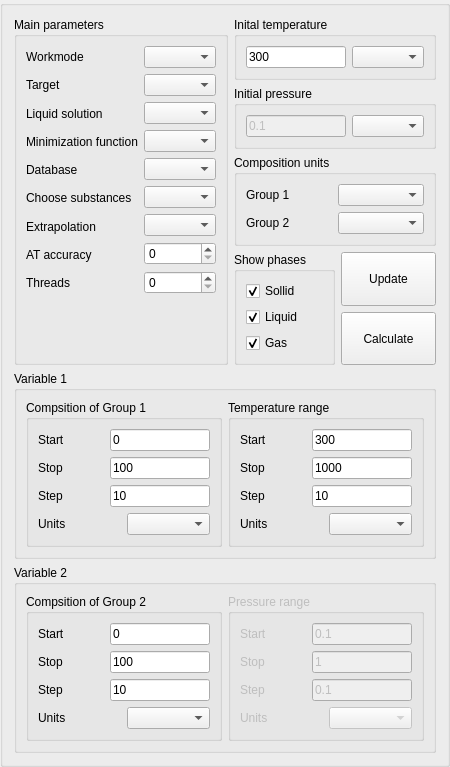
alexonemore/atc, file src/calculationparameters.ui: the form before one commit.
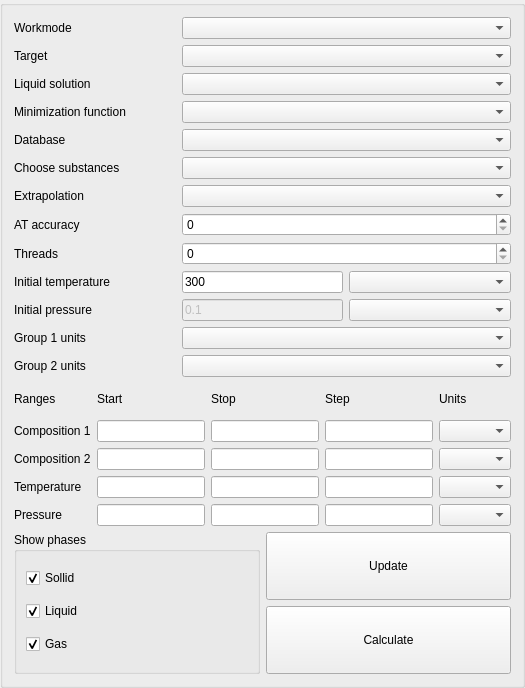
The form after the commit.

```diff
--- a/src/calculationparameters.ui
+++ b/src/calculationparameters.ui
@@ -6,843 +6,461 @@
    <rect>
     <x>0</x>
     <y>0</y>
-    <width>425</width>
-    <height>681</height>
+    <width>524</width>
+    <height>688</height>
    </rect>
   </property>
   <property name="windowTitle">
    <string>GroupBox</string>
   </property>
-  <layout class="QVBoxLayout" name="verticalLayout_10">
+  <layout class="QVBoxLayout" name="verticalLayout_2">
    <item>
-    <layout class="QHBoxLayout" name="horizontalLayout_9">
+    <layout class="QGridLayout" name="gridLayout">
+     <item row="9" column="1">
+      <widget class="QLineEdit" name="temperature_initial">
+       <property name="sizePolicy">
+        <sizepolicy hsizetype="Minimum" vsizetype="Fixed">
+         <horstretch>0</horstretch>
+         <verstretch>0</verstretch>
+        </sizepolicy>
+       </property>
+       <property name="text">
+        <string>300</string>
+       </property>
+      </widget>
+     </item>
+     <item row="3" column="0">
+      <widget class="QLabel" name="label_23">
+       <property name="text">
+        <string>Minimization function</string>
+       </property>
+      </widget>
+     </item>
+     <item row="12" column="0">
+      <widget class="QLabel" name="label_8">
+       <property name="text">
+        <string>Group 2 units</string>
+       </property>
+      </widget>
+     </item>
+     <item row="10" column="0">
+      <widget class="QLabel" name="label_6">
+       <property name="text">
+        <string>Initial pressure</string>
+       </property>
+      </widget>
+     </item>
+     <item row="6" column="0">
+      <widget class="QLabel" name="label_25">
+       <property name="text">
+        <string>Extrapolation</string>
+       </property>
+      </widget>
+     </item>
+     <item row="9" column="0">
+      <widget class="QLabel" name="label_2">
+       <property name="text">
+        <string>Initial temperature</string>
+       </property>
+      </widget>
+     </item>
+     <item row="1" column="0">
+      <widget class="QLabel" name="label_19">
+       <property name="text">
+        <string>Target</string>
+       </property>
+      </widget>
+     </item>
+     <item row="2" column="0">
+      <widget class="QLabel" name="label_22">
+       <property name="text">
+        <string>Liquid solution</string>
+       </property>
+      </widget>
+     </item>
+     <item row="7" column="0">
+      <widget class="QLabel" name="label_26">
+       <property name="text">
+        <string>AT accuracy</string>
+       </property>
+      </widget>
+     </item>
+     <item row="5" column="0">
+      <widget class="QLabel" name="label_28">
+       <property name="text">
+        <string>Choose substances</string>
+       </property>
+      </widget>
+     </item>
+     <item row="8" column="0">
+      <widget class="QLabel" name="label_27">
+       <property name="text">
+        <string>Threads</string>
+       </property>
+      </widget>
+     </item>
+     <item row="4" column="0">
+      <widget class="QLabel" name="label_24">
+       <property name="text">
+        <string>Database</string>
+       </property>
+      </widget>
+     </item>
+     <item row="10" column="1">
+      <widget class="QLineEdit" name="pressure_initial">
+       <property name="enabled">
+        <bool>false</bool>
+       </property>
+       <property name="sizePolicy">
+        <sizepolicy hsizetype="Minimum" vsizetype="Fixed">
+         <horstretch>0</horstretch>
+         <verstretch>0</verstretch>
+        </sizepolicy>
+       </property>
+       <property name="text">
+        <string>0.1</string>
+       </property>
+      </widget>
+     </item>
+     <item row="10" column="2">
+      <widget class="QComboBox" name="pressure_initial_units"/>
+     </item>
+     <item row="11" column="0">
+      <widget class="QLabel" name="label_7">
+       <property name="text">
+        <string>Group 1 units</string>
+       </property>
+      </widget>
+     </item>
+     <item row="9" column="2">
+      <widget class="QComboBox" name="temperature_initial_units"/>
+     </item>
+     <item row="1" column="1" colspan="2">
+      <widget class="QComboBox" name="target"/>
+     </item>
+     <item row="2" column="1" colspan="2">
+      <widget class="QComboBox" name="liquid_solution"/>
+     </item>
+     <item row="3" column="1" colspan="2">
+      <widget class="QComboBox" name="minimization_function"/>
+     </item>
+     <item row="4" column="1" colspan="2">
+      <widget class="QComboBox" name="database"/>
+     </item>
+     <item row="5" column="1" colspan="2">
+      <widget class="QComboBox" name="choose_substances"/>
+     </item>
+     <item row="6" column="1" colspan="2">
+      <widget class="QComboBox" name="extrapolation"/>
+     </item>
+     <item row="7" column="1" colspan="2">
+      <widget class="QSpinBox" name="at_accuracy"/>
+     </item>
+     <item row="8" column="1" colspan="2">
+      <widget class="QSpinBox" name="threads"/>
+     </item>
+     <item row="11" column="1" colspan="2">
+      <widget class="QComboBox" name="group1_units"/>
+     </item>
+     <item row="12" column="1" colspan="2">
+      <widget class="QComboBox" name="group2_units"/>
+     </item>
+     <item row="0" column="1" colspan="2">
+      <widget class="QComboBox" name="workmode"/>
+     </item>
+     <item row="0" column="0">
+      <widget class="QLabel" name="label_29">
+       <property name="text">
+        <string>Workmode</string>
+       </property>
+      </widget>
+     </item>
+    </layout>
+   </item>
+   <item>
+    <layout class="QGridLayout" name="gridLayout_2">
+     <item row="0" column="4">
+      <widget class="QLabel" name="label_42">
+       <property name="text">
+        <string>Units</string>
+       </property>
+      </widget>
+     </item>
+     <item row="0" column="2">
+      <widget class="QLabel" name="label_40">
+       <property name="text">
+        <string>Stop</string>
+       </property>
+      </widget>
+     </item>
+     <item row="0" column="1">
+      <widget class="QLabel" name="label_39">
+       <property name="text">
+        <string>Start</string>
+       </property>
+      </widget>
+     </item>
+     <item row="3" column="0">
+      <widget class="QLabel" name="label_13">
+       <property name="text">
+        <string>Temperature</string>
+       </property>
+      </widget>
+     </item>
+     <item row="1" column="0">
+      <widget class="QLabel" name="label_38">
+       <property name="text">
+        <string>Composition 1</string>
+       </property>
+      </widget>
+     </item>
+     <item row="0" column="3">
+      <widget class="QLabel" name="label_41">
+       <property name="text">
+        <string>Step</string>
+       </property>
+      </widget>
+     </item>
+     <item row="2" column="0">
+      <widget class="QLabel" name="label_37">
+       <property name="text">
+        <string>Composition 2</string>
+       </property>
+      </widget>
+     </item>
+     <item row="4" column="0">
+      <widget class="QLabel" name="label_43">
+       <property name="text">
+        <string>Pressure</string>
+       </property>
+      </widget>
+     </item>
+     <item row="1" column="1">
+      <widget class="QLineEdit" name="lineEdit">
+       <property name="sizePolicy">
+        <sizepolicy hsizetype="MinimumExpanding" vsizetype="Fixed">
+         <horstretch>0</horstretch>
+         <verstretch>0</verstretch>
+        </sizepolicy>
+       </property>
+       <property name="frame">
+        <bool>true</bool>
+       </property>
+       <property name="clearButtonEnabled">
+        <bool>true</bool>
+       </property>
+      </widget>
+     </item>
+     <item row="1" column="2">
+      <widget class="QLineEdit" name="lineEdit_2">
+       <property name="sizePolicy">
+        <sizepolicy hsizetype="MinimumExpanding" vsizetype="Fixed">
+         <horstretch>0</horstretch>
+         <verstretch>0</verstretch>
+        </sizepolicy>
+       </property>
+      </widget>
+     </item>
+     <item row="1" column="3">
+      <widget class="QLineEdit" name="lineEdit_3">
+       <property name="sizePolicy">
+        <sizepolicy hsizetype="MinimumExpanding" vsizetype="Fixed">
+         <horstretch>0</horstretch>
+         <verstretch>0</verstretch>
+        </sizepolicy>
+       </property>
+      </widget>
+     </item>
+     <item row="2" column="1">
+      <widget class="QLineEdit" name="lineEdit_4">
+       <property name="sizePolicy">
+        <sizepolicy hsizetype="MinimumExpanding" vsizetype="Fixed">
+         <horstretch>0</horstretch>
+         <verstretch>0</verstretch>
+        </sizepolicy>
+       </property>
+      </widget>
+     </item>
+     <item row="2" column="2">
+      <widget class="QLineEdit" name="lineEdit_5">
+       <property name="sizePolicy">
+        <sizepolicy hsizetype="MinimumExpanding" vsizetype="Fixed">
+         <horstretch>0</horstretch>
+         <verstretch>0</verstretch>
+        </sizepolicy>
+       </property>
+      </widget>
+     </item>
+     <item row="2" column="3">
+      <widget class="QLineEdit" name="lineEdit_6">
+       <property name="sizePolicy">
+        <sizepolicy hsizetype="MinimumExpanding" vsizetype="Fixed">
+         <horstretch>0</horstretch>
+         <verstretch>0</verstretch>
+        </sizepolicy>
+       </property>
+      </widget>
+     </item>
+     <item row="3" column="1">
+      <widget class="QLineEdit" name="lineEdit_7">
+       <property name="sizePolicy">
+        <sizepolicy hsizetype="MinimumExpanding" vsizetype="Fixed">
+         <horstretch>0</horstretch>
+         <verstretch>0</verstretch>
+        </sizepolicy>
+       </property>
+      </widget>
+     </item>
+     <item row="4" column="1">
+      <widget class="QLineEdit" name="lineEdit_8">
+       <property name="sizePolicy">
+        <sizepolicy hsizetype="MinimumExpanding" vsizetype="Fixed">
+         <horstretch>0</horstretch>
+         <verstretch>0</verstretch>
+        </sizepolicy>
+       </property>
+      </widget>
+     </item>
+     <item row="3" column="2">
+      <widget class="QLineEdit" name="lineEdit_9">
+       <property name="sizePolicy">
+        <sizepolicy hsizetype="MinimumExpanding" vsizetype="Fixed">
+         <horstretch>0</horstretch>
+         <verstretch>0</verstretch>
+        </sizepolicy>
+       </property>
+      </widget>
+     </item>
+     <item row="3" column="3">
+      <widget class="QLineEdit" name="lineEdit_10">
+       <property name="sizePolicy">
+        <sizepolicy hsizetype="MinimumExpanding" vsizetype="Fixed">
+         <horstretch>0</horstretch>
+         <verstretch>0</verstretch>
+        </sizepolicy>
+       </property>
+      </widget>
+     </item>
+     <item row="4" column="2">
+      <widget class="QLineEdit" name="lineEdit_11">
+       <property name="sizePolicy">
+        <sizepolicy hsizetype="MinimumExpanding" vsizetype="Fixed">
+         <horstretch>0</horstretch>
+         <verstretch>0</verstretch>
+        </sizepolicy>
+       </property>
+      </widget>
+     </item>
+     <item row="4" column="3">
+      <widget class="QLineEdit" name="lineEdit_12">
+       <property name="sizePolicy">
+        <sizepolicy hsizetype="MinimumExpanding" vsizetype="Fixed">
+         <horstretch>0</horstretch>
+         <verstretch>0</verstretch>
+        </sizepolicy>
+       </property>
+      </widget>
+     </item>
+     <item row="1" column="4">
+      <widget class="QComboBox" name="comboBox"/>
+     </item>
+     <item row="2" column="4">
+      <widget class="QComboBox" name="comboBox_2"/>
+     </item>
+     <item row="3" column="4">
+      <widget class="QComboBox" name="comboBox_3"/>
+     </item>
+     <item row="4" column="4">
+      <widget class="QComboBox" name="comboBox_4"/>
+     </item>
+     <item row="0" column="0">
+      <widget class="QLabel" name="label_44">
+       <property name="text">
+        <string>Ranges</string>
+       </property>
+      </widget>
+     </item>
+    </layout>
+   </item>
+   <item>
+    <layout class="QHBoxLayout" name="horizontalLayout_2">
      <item>
-      <widget class="QGroupBox" name="groupBox_8">
+      <widget class="QGroupBox" name="groupBox_10">
+       <property name="sizePolicy">
+        <sizepolicy hsizetype="Minimum" vsizetype="Preferred">
+         <horstretch>0</horstretch>
+         <verstretch>0</verstretch>
+        </sizepolicy>
+       </property>
        <property name="title">
-        <string>Main parameters</string>
+        <string>Show phases</string>
        </property>
-       <layout class="QVBoxLayout" name="verticalLayout_24">
+       <layout class="QVBoxLayout" name="verticalLayout_26">
         <item>
-         <layout class="QHBoxLayout" name="horizontalLayout_4">
-          <item>
-           <layout class="QVBoxLayout" name="verticalLayout_22">
-            <item>
-             <widget class="QLabel" name="label_29">
-              <property name="text">
-               <string>Workmode</string>
-              </property>
-             </widget>
-            </item>
-            <item>
-             <widget class="QLabel" name="label_19">
-              <property name="text">
-               <string>Target</string>
-              </property>
-             </widget>
-            </item>
-            <item>
-             <widget class="QLabel" name="label_22">
-              <property name="text">
-               <string>Liquid solution</string>
-              </property>
-             </widget>
-            </item>
-            <item>
-             <widget class="QLabel" name="label_23">
-              <property name="text">
-               <string>Minimization function</string>
-              </property>
-             </widget>
-            </item>
-            <item>
-             <widget class="QLabel" name="label_24">
-              <property name="text">
-               <string>Database</string>
-              </property>
-             </widget>
-            </item>
-            <item>
-             <widget class="QLabel" name="label_28">
-              <property name="text">
-               <string>Choose substances</string>
-              </property>
-             </widget>
-            </item>
-            <item>
-             <widget class="QLabel" name="label_25">
-              <property name="text">
-               <string>Extrapolation</string>
-              </property>
-             </widget>
-            </item>
-            <item>
-             <widget class="QLabel" name="label_26">
-              <property name="text">
-               <string>AT accuracy</string>
-              </property>
-             </widget>
-            </item>
-            <item>
-             <widget class="QLabel" name="label_27">
-              <property name="text">
-               <string>Threads</string>
-              </property>
-             </widget>
-            </item>
-           </layout>
-          </item>
-          <item>
-           <layout class="QVBoxLayout" name="verticalLayout_23">
-            <item>
-             <widget class="QComboBox" name="workmode"/>
-            </item>
-            <item>
-             <widget class="QComboBox" name="target"/>
-            </item>
-            <item>
-             <widget class="QComboBox" name="liquid_solution"/>
-            </item>
-            <item>
-             <widget class="QComboBox" name="minimization_function"/>
-            </item>
-            <item>
-             <widget class="QComboBox" name="database"/>
-            </item>
-            <item>
-             <widget class="QComboBox" name="choose_substances"/>
-            </item>
-            <item>
-             <widget class="QComboBox" name="extrapolation"/>
-            </item>
-            <item>
-             <widget class="QSpinBox" name="at_accuracy"/>
-            </item>
-            <item>
-             <widget class="QSpinBox" name="threads"/>
-            </item>
-           </layout>
-          </item>
-         </layout>
+         <widget class="QCheckBox" name="show_solid">
+          <property name="text">
+           <string>Sollid</string>
+          </property>
+          <property name="checked">
+           <bool>true</bool>
+          </property>
+         </widget>
         </item>
         <item>
-         <spacer name="verticalSpacer">
-          <property name="orientation">
-           <enum>Qt::Vertical</enum>
+         <widget class="QCheckBox" name="show_liquid">
+          <property name="text">
+           <string>Liquid</string>
           </property>
-          <property name="sizeHint" stdset="0">
-           <size>
-            <width>0</width>
-            <height>0</height>
-           </size>
+          <property name="checked">
+           <bool>true</bool>
           </property>
-         </spacer>
+         </widget>
+        </item>
+        <item>
+         <widget class="QCheckBox" name="show_gas">
+          <property name="text">
+           <string>Gas</string>
+          </property>
+          <property name="checked">
+           <bool>true</bool>
+          </property>
+         </widget>
         </item>
        </layout>
       </widget>
      </item>
      <item>
-      <layout class="QVBoxLayout" name="verticalLayout_27">
+      <layout class="QVBoxLayout" name="verticalLayout">
        <item>
-        <widget class="QGroupBox" name="groupBox_11">
-         <property name="title">
-          <string>Inital temperature</string>
+        <widget class="QPushButton" name="update">
+         <property name="sizePolicy">
+          <sizepolicy hsizetype="Preferred" vsizetype="Preferred">
+           <horstretch>0</horstretch>
+           <verstretch>0</verstretch>
+          </sizepolicy>
          </property>
-         <layout class="QHBoxLayout" name="horizontalLayout_10">
-          <item>
-           <widget class="QLineEdit" name="temperature_initial">
-            <property name="sizePolicy">
-             <sizepolicy hsizetype="Minimum" vsizetype="Fixed">
-              <horstretch>0</horstretch>
-              <verstretch>0</verstretch>
-             </sizepolicy>
-            </property>
-            <property name="maximumSize">
-             <size>
-              <width>100</width>
-              <height>16777215</height>
-             </size>
-            </property>
-            <property name="text">
-             <string>300</string>
-            </property>
-           </widget>
-          </item>
-          <item>
-           <widget class="QComboBox" name="temperature_initial_units"/>
-          </item>
-         </layout>
-        </widget>
-       </item>
-       <item>
-        <widget class="QGroupBox" name="groupBox_12">
-         <property name="title">
-          <string>Initial pressure</string>
+         <property name="text">
+          <string>Update</string>
          </property>
-         <layout class="QHBoxLayout" name="horizontalLayout_16">
-          <item>
-           <widget class="QLineEdit" name="pressure_initial">
-            <property name="enabled">
-             <bool>false</bool>
-            </property>
-            <property name="sizePolicy">
-             <sizepolicy hsizetype="Minimum" vsizetype="Fixed">
-              <horstretch>0</horstretch>
-              <verstretch>0</verstretch>
-             </sizepolicy>
-            </property>
-            <property name="maximumSize">
-             <size>
-              <width>100</width>
-              <height>16777215</height>
-             </size>
-            </property>
-            <property name="text">
-             <string>0.1</string>
-            </property>
-           </widget>
-          </item>
-          <item>
-           <widget class="QComboBox" name="pressure_initial_units"/>
-          </item>
-         </layout>
         </widget>
        </item>
        <item>
-        <widget class="QGroupBox" name="groupBox_7">
-         <property name="title">
-          <string>Composition units</string>
+        <widget class="QPushButton" name="calculate">
+         <property name="sizePolicy">
+          <sizepolicy hsizetype="Preferred" vsizetype="Preferred">
+           <horstretch>0</horstretch>
+           <verstretch>0</verstretch>
+          </sizepolicy>
          </property>
-         <layout class="QVBoxLayout" name="verticalLayout_17">
-          <item>
-           <layout class="QHBoxLayout" name="horizontalLayout_2">
-            <item>
-             <layout class="QVBoxLayout" name="verticalLayout_20">
-              <item>
-               <widget class="QLabel" name="label_18">
-                <property name="text">
-                 <string>Group 1</string>
-                </property>
-               </widget>
-              </item>
-              <item>
-               <widget class="QLabel" name="label_17">
-                <property name="text">
-                 <string>Group 2</string>
-                </property>
-               </widget>
-              </item>
-             </layout>
-            </item>
-            <item>
-             <layout class="QVBoxLayout" name="verticalLayout_21">
-              <item>
-               <widget class="QComboBox" name="group1_units"/>
-              </item>
-              <item>
-               <widget class="QComboBox" name="group2_units"/>
-              </item>
-             </layout>
-            </item>
-           </layout>
-          </item>
-         </layout>
+         <property name="text">
+          <string>Calculate</string>
+         </property>
         </widget>
        </item>
-       <item>
-        <layout class="QHBoxLayout" name="horizontalLayout_8">
-         <item>
-          <widget class="QGroupBox" name="groupBox_10">
-           <property name="sizePolicy">
-            <sizepolicy hsizetype="Minimum" vsizetype="Preferred">
-             <horstretch>0</horstretch>
-             <verstretch>0</verstretch>
-            </sizepolicy>
-           </property>
-           <property name="title">
-            <string>Show phases</string>
-           </property>
-           <layout class="QVBoxLayout" name="verticalLayout_26">
-            <item>
-             <widget class="QCheckBox" name="show_solid">
-              <property name="text">
-               <string>Sollid</string>
-              </property>
-              <property name="checked">
-               <bool>true</bool>
-              </property>
-             </widget>
-            </item>
-            <item>
-             <widget class="QCheckBox" name="show_liquid">
-              <property name="text">
-               <string>Liquid</string>
-              </property>
-              <property name="checked">
-               <bool>true</bool>
-              </property>
-             </widget>
-            </item>
-            <item>
-             <widget class="QCheckBox" name="show_gas">
-              <property name="text">
-               <string>Gas</string>
-              </property>
-              <property name="checked">
-               <bool>true</bool>
-              </property>
-             </widget>
-            </item>
-           </layout>
-          </widget>
-         </item>
-         <item>
-          <layout class="QVBoxLayout" name="verticalLayout_25">
-           <item>
-            <widget class="QPushButton" name="update">
-             <property name="sizePolicy">
-              <sizepolicy hsizetype="Preferred" vsizetype="Preferred">
-               <horstretch>0</horstretch>
-               <verstretch>0</verstretch>
-              </sizepolicy>
-             </property>
-             <property name="text">
-              <string>Update</string>
-             </property>
-            </widget>
-           </item>
-           <item>
-            <widget class="QPushButton" name="calculate">
-             <property name="sizePolicy">
-              <sizepolicy hsizetype="Preferred" vsizetype="Preferred">
-               <horstretch>0</horstretch>
-               <verstretch>0</verstretch>
-              </sizepolicy>
-             </property>
-             <property name="text">
-              <string>Calculate</string>
-             </property>
-            </widget>
-           </item>
-          </layout>
-         </item>
-        </layout>
-       </item>
       </layout>
      </item>
     </layout>
    </item>
-   <item>
-    <widget class="QGroupBox" name="groupBox_2">
-     <property name="title">
-      <string>Variable 1</string>
-     </property>
-     <property name="flat">
-      <bool>false</bool>
-     </property>
-     <property name="checkable">
-      <bool>false</bool>
-     </property>
-     <property name="checked">
-      <bool>false</bool>
-     </property>
-     <layout class="QHBoxLayout" name="horizontalLayout_12">
-      <item>
-       <widget class="QGroupBox" name="groupBox_6">
-        <property name="title">
-         <string>Compsition of Group 1</string>
-        </property>
-        <property name="checkable">
-         <bool>false</bool>
-        </property>
-        <property name="checked">
-         <bool>false</bool>
-        </property>
-        <layout class="QVBoxLayout" name="verticalLayout_12">
-         <item>
-          <layout class="QHBoxLayout" name="horizontalLayout_6">
-           <item>
-            <layout class="QVBoxLayout" name="verticalLayout_13">
-             <item>
-              <widget class="QLabel" name="label_10">
-               <property name="text">
-                <string>Start</string>
-               </property>
-              </widget>
-             </item>
-             <item>
-              <widget class="QLabel" name="label_11">
-               <property name="text">
-                <string>Stop</string>
-               </property>
-              </widget>
-             </item>
-             <item>
-              <widget class="QLabel" name="label_12">
-               <property name="text">
-                <string>Step</string>
-               </property>
-              </widget>
-             </item>
-            </layout>
-           </item>
-           <item>
-            <layout class="QVBoxLayout" name="verticalLayout_14">
-             <item>
-              <widget class="QLineEdit" name="var1_composition_start">
-               <property name="sizePolicy">
-                <sizepolicy hsizetype="Minimum" vsizetype="Fixed">
-                 <horstretch>0</horstretch>
-                 <verstretch>0</verstretch>
-                </sizepolicy>
-               </property>
-               <property name="maximumSize">
-                <size>
-                 <width>100</width>
-                 <height>16777215</height>
-                </size>
-               </property>
-               <property name="text">
-                <string>0</string>
-               </property>
-              </widget>
-             </item>
-             <item>
-              <widget class="QLineEdit" name="var1_composition_stop">
-               <property name="sizePolicy">
-                <sizepolicy hsizetype="Minimum" vsizetype="Fixed">
-                 <horstretch>0</horstretch>
-                 <verstretch>0</verstretch>
-                </sizepolicy>
-               </property>
-               <property name="maximumSize">
-                <size>
-                 <width>100</width>
-                 <height>16777215</height>
-                </size>
-               </property>
-               <property name="text">
-                <string>100</string>
-               </property>
-              </widget>
-             </item>
-             <item>
-              <widget class="QLineEdit" name="var1_composition_step">
-               <property name="sizePolicy">
-                <sizepolicy hsizetype="Minimum" vsizetype="Fixed">
-                 <horstretch>0</horstretch>
-                 <verstretch>0</verstretch>
-                </sizepolicy>
-               </property>
-               <property name="maximumSize">
-                <size>
-                 <width>100</width>
-                 <height>16777215</height>
-                </size>
-               </property>
-               <property name="text">
-                <string>10</string>
-               </property>
-              </widget>
-             </item>
-            </layout>
-           </item>
-          </layout>
-         </item>
-         <item>
-          <layout class="QHBoxLayout" name="horizontalLayout_14">
-           <item>
-            <widget class="QLabel" name="label_15">
-             <property name="text">
-              <string>Units</string>
-             </property>
-            </widget>
-           </item>
-           <item>
-            <widget class="QComboBox" name="var1_composition_units"/>
-           </item>
-          </layout>
-         </item>
-        </layout>
-       </widget>
-      </item>
-      <item>
-       <widget class="QGroupBox" name="groupBox">
-        <property name="title">
-         <string>Temperature range</string>
-        </property>
-        <property name="checkable">
-         <bool>false</bool>
-        </property>
-        <property name="checked">
-         <bool>false</bool>
-        </property>
-        <layout class="QVBoxLayout" name="verticalLayout_3">
-         <item>
-          <layout class="QHBoxLayout" name="horizontalLayout">
-           <item>
-            <layout class="QVBoxLayout" name="verticalLayout">
-             <item>
-              <widget class="QLabel" name="label">
-               <property name="text">
-                <string>Start</string>
-               </property>
-              </widget>
-             </item>
-             <item>
-              <widget class="QLabel" name="label_2">
-               <property name="text">
-                <string>Stop</string>
-               </property>
-              </widget>
-             </item>
-             <item>
-              <widget class="QLabel" name="label_3">
-               <property name="text">
-                <string>Step</string>
-               </property>
-              </widget>
-             </item>
-            </layout>
-           </item>
-           <item>
-            <layout class="QVBoxLayout" name="verticalLayout_2">
-             <item>
-              <widget class="QLineEdit" name="var1_temperature_start">
-               <property name="sizePolicy">
-                <sizepolicy hsizetype="Minimum" vsizetype="Fixed">
-                 <horstretch>0</horstretch>
-                 <verstretch>0</verstretch>
-                </sizepolicy>
-               </property>
-               <property name="maximumSize">
-                <size>
-                 <width>100</width>
-                 <height>16777215</height>
-                </size>
-               </property>
-               <property name="text">
-                <string>300</string>
-               </property>
-              </widget>
-             </item>
-             <item>
-              <widget class="QLineEdit" name="var1_temperature_stop">
-               <property name="sizePolicy">
-                <sizepolicy hsizetype="Minimum" vsizetype="Fixed">
-                 <horstretch>0</horstretch>
-                 <verstretch>0</verstretch>
-                </sizepolicy>
-               </property>
-               <property name="maximumSize">
-                <size>
-                 <width>100</width>
-                 <height>16777215</height>
-                </size>
-               </property>
-               <property name="text">
-                <string>1000</string>
-               </property>
-              </widget>
-             </item>
-             <item>
-              <widget class="QLineEdit" name="var1_temperature_step">
-               <property name="sizePolicy">
-                <sizepolicy hsizetype="Minimum" vsizetype="Fixed">
-                 <horstretch>0</horstretch>
-                 <verstretch>0</verstretch>
-                </sizepolicy>
-               </property>
-               <property name="maximumSize">
-                <size>
-                 <width>100</width>
-                 <height>16777215</height>
-                </size>
-               </property>
-               <property name="text">
-                <string>10</string>
-               </property>
-              </widget>
-             </item>
-            </layout>
-           </item>
-          </layout>
-         </item>
-         <item>
-          <layout class="QHBoxLayout" name="horizontalLayout_19">
-           <item>
-            <widget class="QLabel" name="label_20">
-             <property name="text">
-              <string>Units</string>
-             </property>
-            </widget>
-           </item>
-           <item>
-            <widget class="QComboBox" name="var1_temperature_units"/>
-           </item>
-          </layout>
-         </item>
-        </layout>
-       </widget>
-      </item>
-     </layout>
-    </widget>
-   </item>
-   <item>
-    <widget class="QGroupBox" name="groupBox_3">
-     <property name="title">
-      <string>Variable 2</string>
-     </property>
-     <property name="checkable">
-      <bool>false</bool>
-     </property>
-     <property name="checked">
-      <bool>false</bool>
-     </property>
-     <layout class="QHBoxLayout" name="horizontalLayout_13">
-      <item>
-       <widget class="QGroupBox" name="groupBox_5">
-        <property name="title">
-         <string>Compsition of Group 2</string>
-        </property>
-        <property name="checkable">
-         <bool>false</bool>
-        </property>
-        <property name="checked">
-         <bool>false</bool>
-        </property>
-        <layout class="QVBoxLayout" name="verticalLayout_7">
-         <item>
-          <layout class="QHBoxLayout" name="horizontalLayout_5">
-           <item>
-            <layout class="QVBoxLayout" name="verticalLayout_8">
-             <item>
-              <widget class="QLabel" name="label_7">
-               <property name="text">
-                <string>Start</string>
-               </property>
-              </widget>
-             </item>
-             <item>
-              <widget class="QLabel" name="label_8">
-               <property name="text">
-                <string>Stop</string>
-               </property>
-              </widget>
-             </item>
-             <item>
-              <widget class="QLabel" name="label_9">
-               <property name="text">
-                <string>Step</string>
-               </property>
-              </widget>
-             </item>
-            </layout>
-           </item>
-           <item>
-            <layout class="QVBoxLayout" name="verticalLayout_9">
-             <item>
-              <widget class="QLineEdit" name="var2_composition_start">
-               <property name="sizePolicy">
-                <sizepolicy hsizetype="Minimum" vsizetype="Fixed">
-                 <horstretch>0</horstretch>
-                 <verstretch>0</verstretch>
-                </sizepolicy>
-               </property>
-               <property name="maximumSize">
-                <size>
-                 <width>100</width>
-                 <height>16777215</height>
-                </size>
-               </property>
-               <property name="text">
-                <string>0</string>
-               </property>
-              </widget>
-             </item>
-             <item>
-              <widget class="QLineEdit" name="var2_composition_stop">
-               <property name="sizePolicy">
-                <sizepolicy hsizetype="Minimum" vsizetype="Fixed">
-                 <horstretch>0</horstretch>
-                 <verstretch>0</verstretch>
-                </sizepolicy>
-               </property>
-               <property name="maximumSize">
-                <size>
-                 <width>100</width>
-                 <height>16777215</height>
-                </size>
-               </property>
-               <property name="text">
-                <string>100</string>
-               </property>
-              </widget>
-             </item>
-             <item>
-              <widget class="QLineEdit" name="var2_composition_step">
-               <property name="sizePolicy">
-                <sizepolicy hsizetype="Minimum" vsizetype="Fixed">
-                 <horstretch>0</horstretch>
-                 <verstretch>0</verstretch>
-                </sizepolicy>
-               </property>
-               <property name="maximumSize">
-                <size>
-                 <width>100</width>
-                 <height>16777215</height>
-                </size>
-               </property>
-               <property name="text">
-                <string>10</string>
-               </property>
-              </widget>
-             </item>
-            </layout>
-           </item>
-          </layout>
-         </item>
-         <item>
-          <layout class="QHBoxLayout" name="horizontalLayout_15">
-           <item>
-            <widget class="QLabel" name="label_16">
-             <property name="text">
-              <string>Units</string>
-             </property>
-            </widget>
-           </item>
-           <item>
-            <widget class="QComboBox" name="var2_composition_units"/>
-           </item>
-          </layout>
-         </item>
-        </layout>
-       </widget>
-      </item>
-      <item>
-       <widget class="QGroupBox" name="groupBox_4">
-        <property name="enabled">
-         <bool>false</bool>
-        </property>
-        <property name="title">
-         <string>Pressure range</string>
-        </property>
-        <property name="checkable">
-         <bool>false</bool>
-        </property>
-        <property name="checked">
-         <bool>false</bool>
-        </property>
-        <layout class="QVBoxLayout" name="verticalLayout_4">
-         <item>
-          <layout class="QHBoxLayout" name="horizontalLayout_3">
-           <item>
-            <layout class="QVBoxLayout" name="verticalLayout_5">
-             <item>
-              <widget class="QLabel" name="label_4">
-               <property name="text">
-                <string>Start</string>
-               </property>
-              </widget>
-             </item>
-             <item>
-              <widget class="QLabel" name="label_5">
-               <property name="text">
-                <string>Stop</string>
-               </property>
-              </widget>
-             </item>
-             <item>
-              <widget class="QLabel" name="label_6">
-               <property name="text">
-                <string>Step</string>
-               </property>
-              </widget>
-             </item>
-            </layout>
-           </item>
-           <item>
-            <layout class="QVBoxLayout" name="verticalLayout_6">
-             <item>
-              <widget class="QLineEdit" name="var2_pressure_start">
-               <property name="sizePolicy">
-                <sizepolicy hsizetype="Minimum" vsizetype="Fixed">
-                 <horstretch>0</horstretch>
-                 <verstretch>0</verstretch>
-                </sizepolicy>
-               </property>
-               <property name="maximumSize">
-                <size>
-                 <width>100</width>
-                 <height>16777215</height>
-                </size>
-               </property>
-               <property name="text">
-                <string>0.1</string>
-               </property>
-              </widget>
-             </item>
-             <item>
-              <widget class="QLineEdit" name="var2_pressure_stop">
-               <property name="sizePolicy">
-                <sizepolicy hsizetype="Minimum" vsizetype="Fixed">
-                 <horstretch>0</horstretch>
-                 <verstretch>0</verstretch>
-                </sizepolicy>
-               </property>
-               <property name="maximumSize">
-                <size>
-                 <width>100</width>
-                 <height>16777215</height>
-                </size>
-               </property>
-               <property name="text">
-                <string>1</string>
-               </property>
-              </widget>
-             </item>
-             <item>
-              <widget class="QLineEdit" name="var2_pressure_step">
-               <property name="sizePolicy">
-                <sizepolicy hsizetype="Minimum" vsizetype="Fixed">
-                 <horstretch>0</horstretch>
-                 <verstretch>0</verstretch>
-                </sizepolicy>
-               </property>
-               <property name="maximumSize">
-                <size>
-                 <width>100</width>
-                 <height>16777215</height>
-                </size>
-               </property>
-               <property name="text">
-                <string>0.1</string>
-               </property>
-              </widget>
-             </item>
-            </layout>
-           </item>
-          </layout>
-         </item>
-         <item>
-          <layout class="QHBoxLayout" name="horizontalLayout_20">
-           <item>
-            <widget class="QLabel" name="label_21">
-             <property name="text">
-              <string>Units</string>
-             </property>
-            </widget>
-           </item>
-           <item>
-            <widget class="QComboBox" name="var2_pressure_units"/>
-           </item>
-          </layout>
-         </item>
-        </layout>
-       </widget>
-      </item>
-     </layout>
-    </widget>
-   </item>
   </layout>
  </widget>
  <resources/>
```
